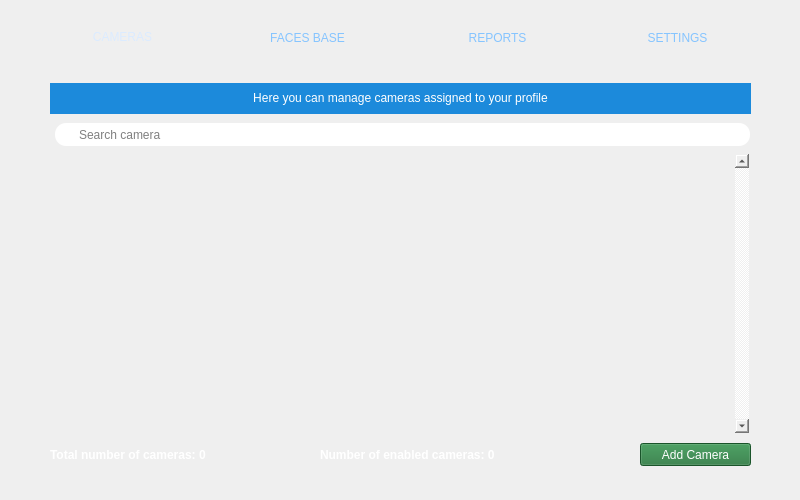
Old version of the form LeonCam/MainApp.ui in the repository kazimierczak-robert/LeonCam.
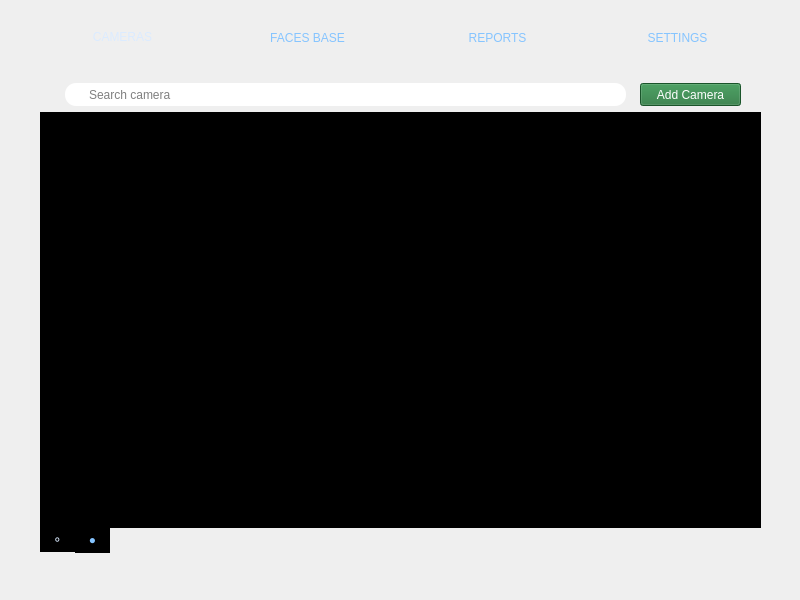
New version of the form. Icons and pictures are not drawn.

What changed in the file:
```diff
--- a/LeonCam/MainApp.ui
+++ b/LeonCam/MainApp.ui
@@ -7,19 +7,19 @@
     <x>0</x>
     <y>0</y>
     <width>800</width>
-    <height>500</height>
+    <height>600</height>
    </rect>
   </property>
   <property name="minimumSize">
    <size>
     <width>800</width>
-    <height>500</height>
+    <height>600</height>
    </size>
   </property>
   <property name="maximumSize">
    <size>
     <width>800</width>
-    <height>500</height>
+    <height>600</height>
    </size>
   </property>
   <property name="windowTitle">
@@ -46,7 +46,7 @@
       <x>30</x>
       <y>20</y>
       <width>740</width>
-      <height>461</height>
+      <height>551</height>
      </rect>
     </property>
     <property name="styleSheet">
@@ -97,8 +97,8 @@
       <property name="geometry">
        <rect>
         <x>610</x>
-        <y>390</y>
-        <width>111</width>
+        <y>30</y>
+        <width>101</width>
         <height>23</height>
        </rect>
       </property>
@@ -115,143 +115,11 @@
        <string>Add Camera</string>
       </property>
      </widget>
-     <widget class="QTableWidget" name="TLWCameras">
-      <property name="geometry">
-       <rect>
-        <x>20</x>
-        <y>100</y>
-        <width>700</width>
-        <height>281</height>
-       </rect>
-      </property>
-      <property name="styleSheet">
-       <string notr="true">QTableWidget { selection-background-color: transparent;
-gridline-color: rgb(116, 145, 206);
-}
-
-QTableWidget::item { padding: 0px }</string>
-      </property>
-      <property name="frameShape">
-       <enum>QFrame::StyledPanel</enum>
-      </property>
-      <property name="verticalScrollBarPolicy">
-       <enum>Qt::ScrollBarAlwaysOn</enum>
-      </property>
-      <property name="horizontalScrollBarPolicy">
-       <enum>Qt::ScrollBarAlwaysOff</enum>
-      </property>
-      <property name="editTriggers">
-       <set>QAbstractItemView::DoubleClicked</set>
-      </property>
-      <property name="showDropIndicator" stdset="0">
-       <bool>false</bool>
-      </property>
-      <property name="dragDropOverwriteMode">
-       <bool>false</bool>
-      </property>
-      <property name="selectionMode">
-       <enum>QAbstractItemView::SingleSelection</enum>
-      </property>
-      <property name="selectionBehavior">
-       <enum>QAbstractItemView::SelectRows</enum>
-      </property>
-      <property name="wordWrap">
-       <bool>false</bool>
-      </property>
-      <property name="cornerButtonEnabled">
-       <bool>false</bool>
-      </property>
-      <property name="columnCount">
-       <number>9</number>
-      </property>
-      <attribute name="horizontalHeaderVisible">
-       <bool>false</bool>
-      </attribute>
-      <attribute name="horizontalHeaderDefaultSectionSize">
-       <number>85</number>
-      </attribute>
-      <attribute name="verticalHeaderVisible">
-       <bool>false</bool>
-      </attribute>
-      <attribute name="verticalHeaderDefaultSectionSize">
-       <number>40</number>
-      </attribute>
-      <column/>
-      <column/>
-      <column/>
-      <column/>
-      <column/>
-      <column/>
-      <column/>
-      <column/>
-      <column/>
-     </widget>
-     <widget class="QLabel" name="LTotalNumber">
-      <property name="geometry">
-       <rect>
-        <x>20</x>
-        <y>390</y>
-        <width>201</width>
-        <height>23</height>
-       </rect>
-      </property>
-      <property name="styleSheet">
-       <string notr="true">color: rgb(255, 255, 255);
-background-color: transparent;
-font-weight:600;</string>
-      </property>
-      <property name="text">
-       <string>Total number of cameras: 0</string>
-      </property>
-      <property name="indent">
-       <number>0</number>
-      </property>
-     </widget>
-     <widget class="QLabel" name="LEnabledNumber">
-      <property name="geometry">
-       <rect>
-        <x>290</x>
-        <y>390</y>
-        <width>221</width>
-        <height>23</height>
-       </rect>
-      </property>
-      <property name="styleSheet">
-       <string notr="true">color: rgb(255, 255, 255);
-background-color: transparent;
-font-weight:600;</string>
-      </property>
-      <property name="text">
-       <string>Number of enabled cameras: 0</string>
-      </property>
-      <property name="indent">
-       <number>0</number>
-      </property>
-     </widget>
-     <widget class="QLabel" name="LHelpCameras">
-      <property name="geometry">
-       <rect>
-        <x>20</x>
-        <y>30</y>
-        <width>701</width>
-        <height>31</height>
-       </rect>
-      </property>
-      <property name="styleSheet">
-       <string notr="true">/*color: rgb(255, 255, 255);
-background-color:rgb(36, 118, 59);*/
-background-color: rgb(28, 138, 219);
-</string>
-      </property>
-      <property name="text">
-       <string>&lt;html&gt;&lt;head/&gt;&lt;body&gt;&lt;p align=&quot;center&quot;&gt;&lt;span style=&quot; color:#ffffff;&quot;&gt;Here you can manage cameras assigned to your profile&lt;/span&gt;&lt;/p&gt;&lt;/body&gt;&lt;/html&gt;</string>
-      </property>
-     </widget>
      <widget class="QLabel" name="LSearch">
       <property name="geometry">
        <rect>
-        <x>20</x>
-        <y>70</y>
+        <x>30</x>
+        <y>30</y>
         <width>23</width>
         <height>23</height>
        </rect>
@@ -266,9 +134,9 @@
      <widget class="QLineEdit" name="LESearch">
       <property name="geometry">
        <rect>
-        <x>25</x>
-        <y>70</y>
-        <width>695</width>
+        <x>35</x>
+        <y>30</y>
+        <width>561</width>
         <height>23</height>
        </rect>
       </property>
@@ -281,6 +149,69 @@
        <string>Search camera</string>
       </property>
      </widget>
+     <widget class="QTabWidget" name="tabWidget">
+      <property name="geometry">
+       <rect>
+        <x>10</x>
+        <y>59</y>
+        <width>721</width>
+        <height>441</height>
+       </rect>
+      </property>
+      <property name="styleSheet">
+       <string notr="true">QTabWidget::pane {
+color: rgb(213, 235, 255);
+	background-color: rgb(0, 0, 0);
+border: 0px;
+}
+
+QTabBar::tab {
+	background-color: rgb(0, 0, 0);
+color: rgb(133, 196, 255);
+height: 25px;
+font: 18pt &quot;Nirmala UI&quot;;
+width: 35px;
+}
+
+QTabBar::tab:hover{
+color: rgb(160, 209, 255);
+
+}
+
+QTabBar::tab:selected{
+margin-top: -1px;
+color:rgb(219, 235, 255)
+}
+</string>
+      </property>
+      <property name="tabPosition">
+       <enum>QTabWidget::South</enum>
+      </property>
+      <property name="currentIndex">
+       <number>0</number>
+      </property>
+      <widget class="QWidget" name="tab_3">
+       <attribute name="title">
+        <string>⚬</string>
+       </attribute>
+       <widget class="QWidget" name="gridLayoutWidget">
+        <property name="geometry">
+         <rect>
+          <x>10</x>
+          <y>10</y>
+          <width>701</width>
+          <height>421</height>
+         </rect>
+        </property>
+        <layout class="QGridLayout" name="GLCameras"/>
+       </widget>
+      </widget>
+      <widget class="QWidget" name="tab_4">
+       <attribute name="title">
+        <string>●</string>
+       </attribute>
+      </widget>
+     </widget>
      <zorder>PBAddCamera</zorder>
      <zorder>TLWCameras</zorder>
      <zorder>LTotalNumber</zorder>
```
Left out of the diff: 5 changed lines with no effect on the pictures.
